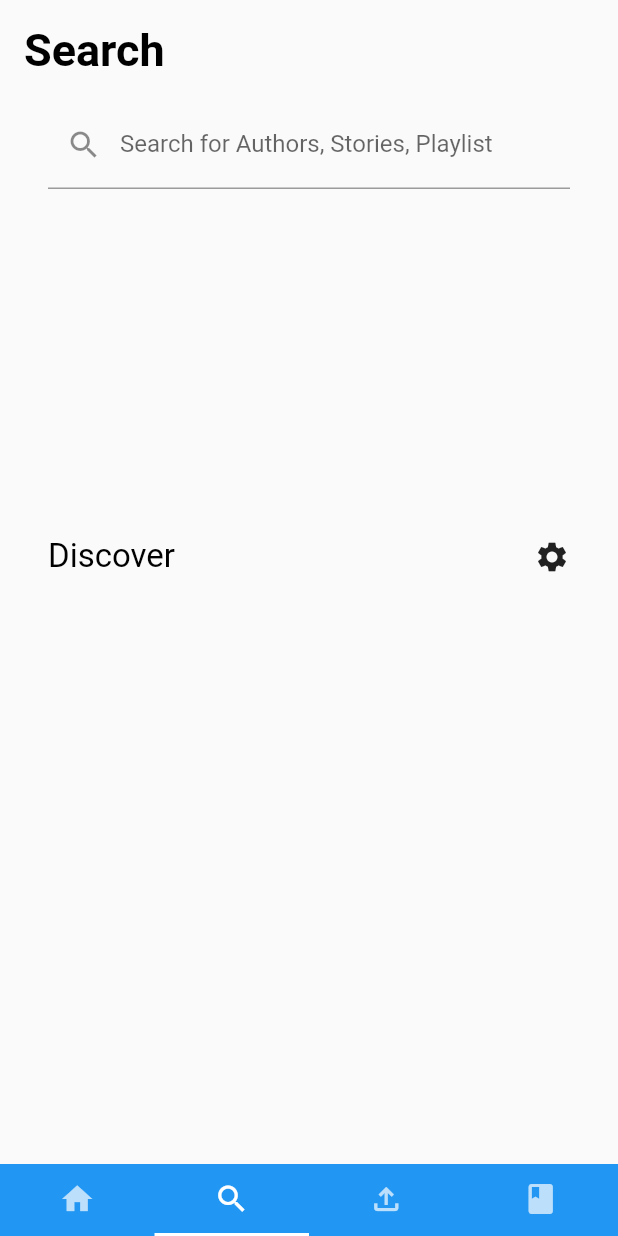
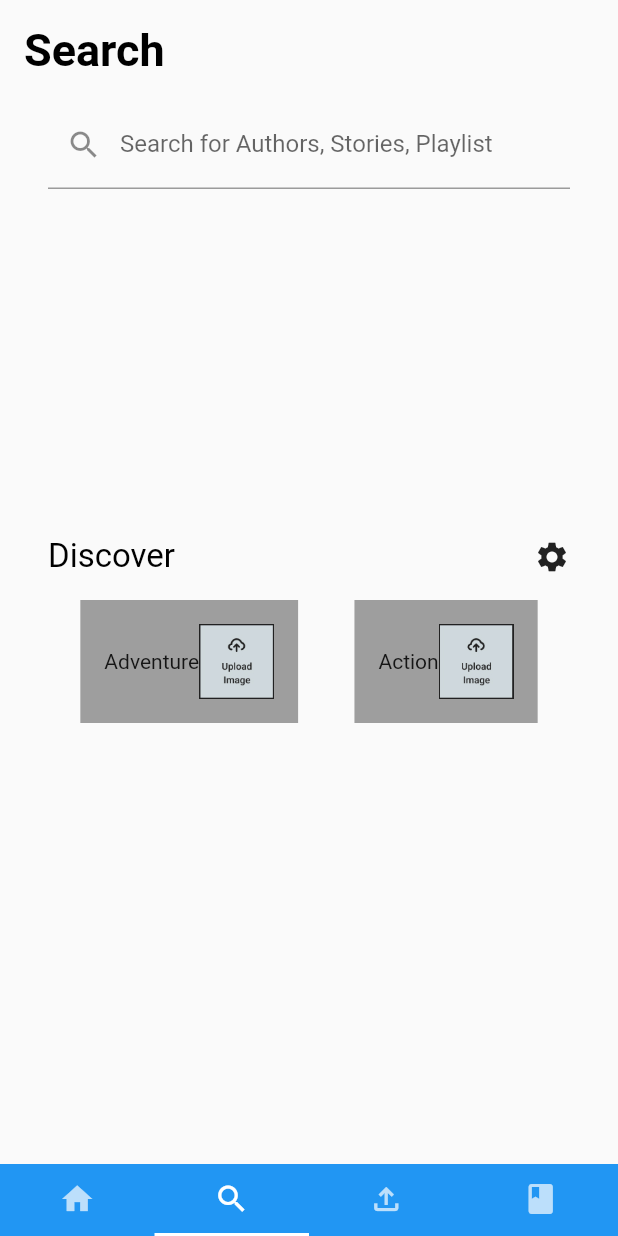
Before and after one commit to StorytellingApp/Audioasis, a Flutter app: the screen it shows once a user with an empty profile is signed in, item 2 of the bottom bar chosen, on a phone screen of 412 x 824 dp. Run offline on Flutter 3.47's test engine with Material 2 defaults, Android fonts, the phone set to English and light mode, and no system bars; our stand-ins replace audioplayers, cloud_firestore, email_validator, file_picker, firebase_auth, firebase_core and 1 more; accounts and stored records are empty; network calls fail.

Commit message:
Search page now interacts with taps

```diff
--- a/lib/search_pages.dart
+++ b/lib/search_pages.dart
@@ -3,6 +3,7 @@ import 'package:destudio_test/searchCards.dart';
 import 'package:firebase_auth/firebase_auth.dart';
 import 'package:firebase_storage/firebase_storage.dart';
 import 'package:flutter/material.dart';
+import 'storyScaffold.dart';
 import 'package:firebase_core/firebase_core.dart';
 import 'auth_page.dart';
 import 'utils.dart';
@@ -12,6 +13,7 @@ import 'dart:io';
 import 'userClasses.dart';
 
 //https://www.youtube.com/watch?v=WbXTl9tiziI
+
 
 class SearchTabPage extends StatefulWidget {
   const SearchTabPage({Key? key}) : super(key: key);
@@ -76,7 +78,7 @@ class _SearchTabPageState extends State<SearchTabPage> {
                     builder: (context, snapshots) {
                       return (snapshots.connectionState ==
                               ConnectionState.waiting)
-                          ? Center(
+                          ? const Center(
                               child: CircularProgressIndicator(),
                             )
                           : ListView.builder(
@@ -96,7 +98,9 @@ class _SearchTabPageState extends State<SearchTabPage> {
                                     .startsWith(
                                         storyName.trim().toLowerCase())) {
                                   return ListTile(
+                                    dense: true,
                                     //TODO: add support for tapping
+                                    leading: Image.network(data['art']),
                                     title: Text(
                                       data['storyName'],
                                       maxLines: 1,
@@ -107,6 +111,20 @@ class _SearchTabPageState extends State<SearchTabPage> {
                                       maxLines: 1,
                                       overflow: TextOverflow.ellipsis,
                                     ),
+                                    onTap: () {
+                                      //TODO: pass is name and information?
+                                      Navigator.push(context, MaterialPageRoute(builder: (context) => PlayStoryPage(
+                                        art: data['art'],
+                                        authorID: data['authorID'],
+                                        description: data['description'],
+                                        downloadURL: data['downloadURL'],
+                                        series: 'false',
+                                        seriesID: data['seriesID'],
+                                        storyID: data['storyID'],
+                                        storyName: data['storyName'],
+                                        tags: data['tags'],
+                                      )));
+                                    },
                                   );
                                 }
                                 return Container();
@@ -133,8 +151,9 @@ class ShowGenres extends StatefulWidget {
 class _ShowGenresState extends State<ShowGenres> {
   @override
   Widget build(BuildContext context) {
-    return Column(
-      mainAxisAlignment: MainAxisAlignment.center,
+    return SingleChildScrollView(
+      child: Column(
+        mainAxisAlignment: MainAxisAlignment.start,
         children: [
           Row(
             mainAxisAlignment: MainAxisAlignment.spaceBetween,
@@ -151,14 +170,36 @@ class _ShowGenresState extends State<ShowGenres> {
                 ),
               ),
               Container(
-              padding: EdgeInsets.all(16),
-              child: Icon(Icons.settings),
+                padding: const EdgeInsets.all(16),
+                child: const Icon(Icons.settings),
               ),
+            ],
+          ),
+          Row(
+            mainAxisAlignment: MainAxisAlignment.spaceEvenly,
+            children: [
+              genreCard('Adventure', 'adventure'),
+              genreCard('Action','action'),
             ],
           ),
 
           //TODO: add list here
         ],
+      ),
+    );
+  }
+
+  Widget genreCard(String title, String genre) {
+    return Container(
+      padding: const EdgeInsets.all(16),
+      color: Colors.grey,
+      child: Row(
+        mainAxisAlignment: MainAxisAlignment.spaceBetween,
+        children: [
+          Text(title),
+          Image.asset('images/NoImageDefault.jpg',width: 50,)
+        ],
+      ),
     );
   }
 }
```
Also changed, not shown: lib/storyScaffold.dart (added, +57 -0 lines), lib/upload_pages.dart (+3 -30 lines). Lines whose indentation alone changed are shown as unchanged.
